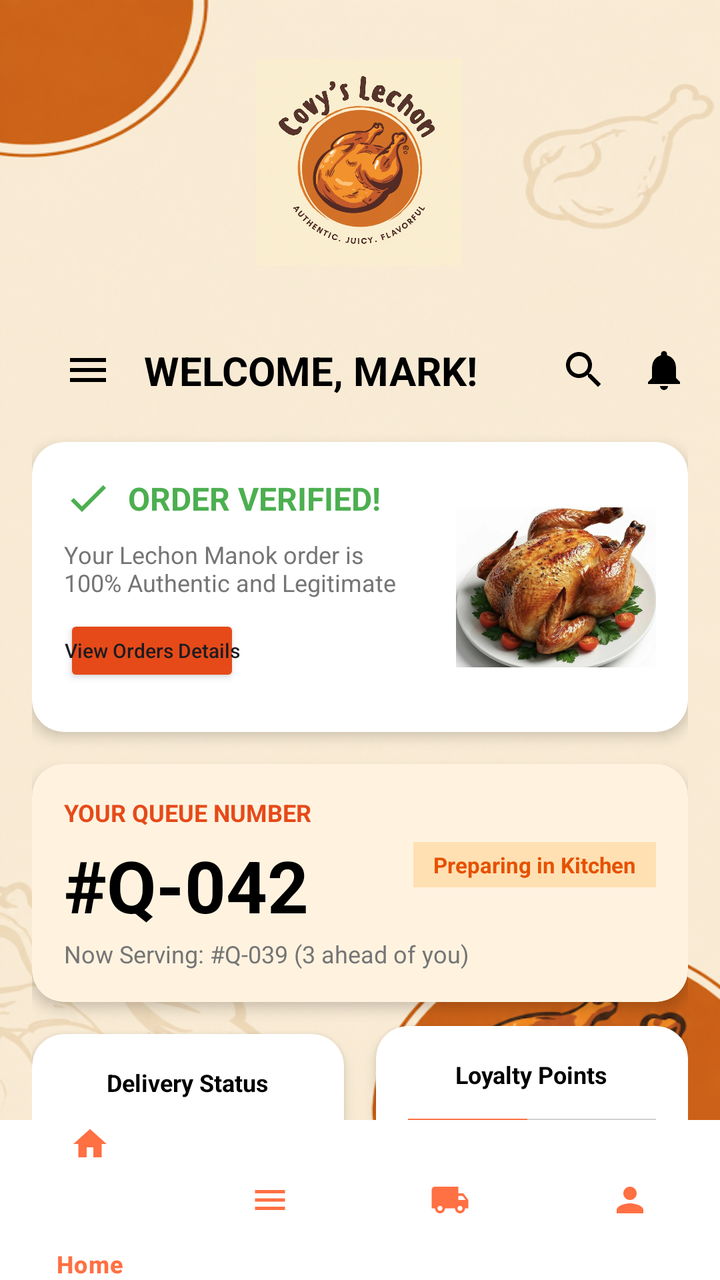
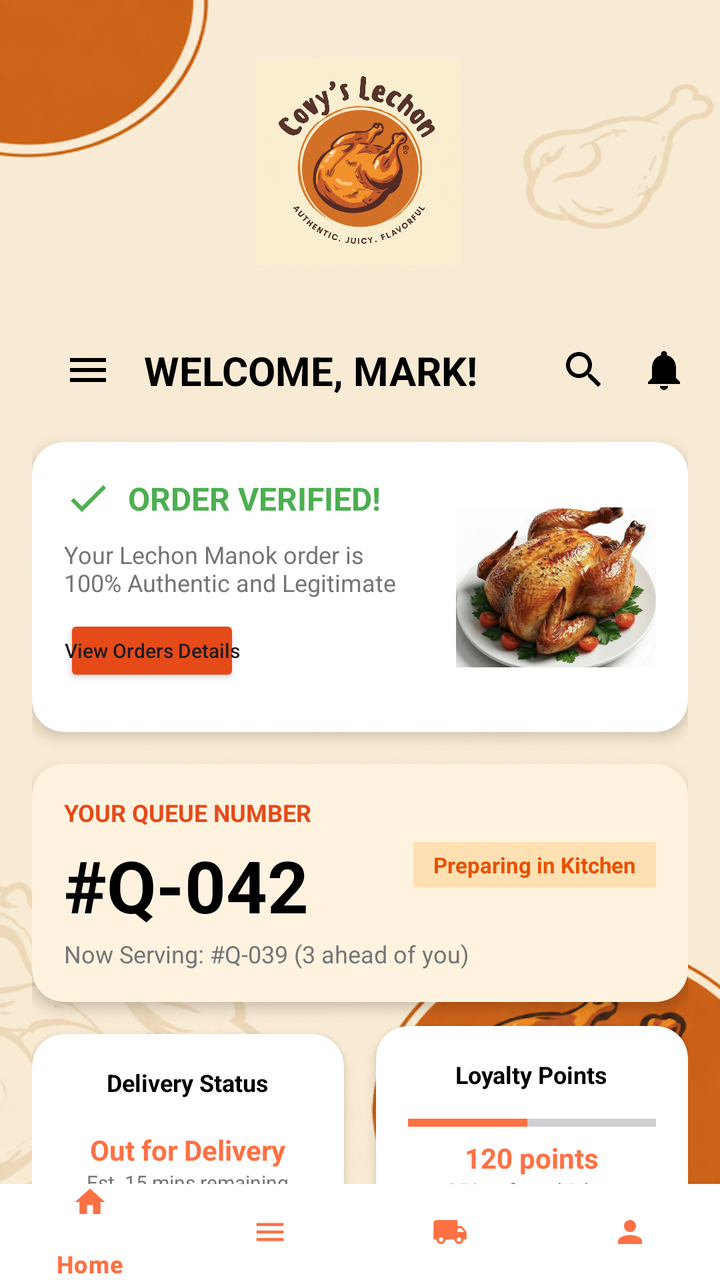

Before-and-after screenshots of an Android layout around one commit, followed by the original layout XML and the change that was made.
<!-- AndroidManifest.xml: application theme Theme.CoyvSplashScreen -->
<!-- res/layout/activity_dashboard.xml -->
<?xml version="1.0" encoding="utf-8"?>
<androidx.constraintlayout.widget.ConstraintLayout xmlns:android="http://schemas.android.com/apk/res/android"
    xmlns:app="http://schemas.android.com/apk/res-auto"
    xmlns:tools="http://schemas.android.com/tools"
    android:id="@+id/main"
    android:layout_width="match_parent"
    android:layout_height="match_parent"
    android:background="@drawable/signinbackgoundimage"
    tools:context=".DashBoardActivity">

    
    <View
        android:id="@+id/view_decoration"
        android:layout_width="200dp"
        android:layout_height="200dp"
        android:layout_marginStart="-80dp"
        android:layout_marginTop="-80dp"
        android:alpha="0.3"
        app:layout_constraintStart_toStartOf="parent"
        app:layout_constraintTop_toTopOf="parent" />

    <androidx.core.widget.NestedScrollView
        android:layout_width="match_parent"
        android:layout_height="0dp"
        app:layout_constraintBottom_toTopOf="@+id/bottom_navigation"
        app:layout_constraintTop_toTopOf="parent">

        <androidx.constraintlayout.widget.ConstraintLayout
            android:layout_width="match_parent"
            android:layout_height="wrap_content"
            android:padding="@dimen/padding_medium">

            

            <ImageView
                android:id="@+id/covylogo"
                android:layout_width="153dp"
                android:layout_height="103dp"
                android:layout_marginTop="10dp"
                android:layout_marginBottom="36dp"
                android:contentDescription="Covy Lechon Logo"
                android:src="@drawable/logo"
                app:layout_constraintBottom_toTopOf="@+id/tv_welcome"
                app:layout_constraintEnd_toEndOf="parent"
                app:layout_constraintHorizontal_bias="0.498"
                app:layout_constraintStart_toStartOf="parent"
                app:layout_constraintTop_toTopOf="parent" />

            
            <ImageButton
                android:id="@+id/btn_menu_top"
                android:layout_width="@dimen/icon_size"
                android:layout_height="@dimen/icon_size"
                android:layout_marginStart="16dp"
                android:layout_marginTop="157dp"
                android:layout_marginEnd="16dp"
                android:layout_marginBottom="24dp"
                android:background="?attr/selectableItemBackgroundBorderless"
                android:src="@drawable/ic_menu"
                app:layout_constraintBottom_toTopOf="@+id/cv_verified"
                app:layout_constraintEnd_toStartOf="@+id/tv_welcome"
                app:layout_constraintStart_toStartOf="parent"
                app:layout_constraintTop_toTopOf="parent" />

            <TextView
                android:id="@+id/tv_welcome"
                android:layout_width="wrap_content"
                android:layout_height="wrap_content"
                android:layout_marginStart="@dimen/padding_medium"
                android:text="WELCOME, MARK!"
                android:textColor="@color/black"
                android:textSize="20sp"
                android:textStyle="bold"
                app:layout_constraintBottom_toBottomOf="@+id/btn_menu_top"
                app:layout_constraintStart_toEndOf="@+id/btn_menu_top"
                app:layout_constraintTop_toTopOf="@+id/btn_menu_top" />

            <ImageButton
                android:id="@+id/btn_notification"
                android:layout_width="@dimen/icon_size"
                android:layout_height="@dimen/icon_size"
                android:background="?attr/selectableItemBackgroundBorderless"
                android:src="@drawable/ic_notifications"
                app:layout_constraintBottom_toBottomOf="@+id/btn_menu_top"
                app:layout_constraintEnd_toEndOf="parent"
                app:layout_constraintTop_toTopOf="@+id/btn_menu_top" />

            <ImageButton
                android:id="@+id/btn_search"
                android:layout_width="@dimen/icon_size"
                android:layout_height="@dimen/icon_size"
                android:layout_marginEnd="@dimen/padding_medium"
                android:background="?attr/selectableItemBackgroundBorderless"
                android:src="@drawable/ic_search"
                app:layout_constraintBottom_toBottomOf="@+id/btn_menu_top"
                app:layout_constraintEnd_toStartOf="@+id/btn_notification"
                app:layout_constraintTop_toTopOf="@+id/btn_menu_top" />

            
            <androidx.cardview.widget.CardView
                android:id="@+id/cv_verified"
                android:layout_width="match_parent"
                android:layout_height="wrap_content"
                android:layout_marginTop="@dimen/padding_large"
                app:cardCornerRadius="@dimen/corner_radius"
                app:cardElevation="@dimen/card_elevation"
                app:layout_constraintTop_toBottomOf="@+id/btn_menu_top">

                <androidx.constraintlayout.widget.ConstraintLayout
                    android:layout_width="match_parent"
                    android:layout_height="145dp"
                    android:padding="@dimen/padding_medium">

                    <ImageView
                        android:id="@+id/iv_check"
                        android:layout_width="24dp"
                        android:layout_height="24dp"
                        android:contentDescription="Verified"
                        android:src="@drawable/ic_check"
                        app:layout_constraintStart_toStartOf="parent"
                        app:layout_constraintTop_toTopOf="parent" />

                    <TextView
                        android:id="@+id/tv_verified_status"
                        android:layout_width="wrap_content"
                        android:layout_height="wrap_content"
                        android:layout_marginStart="@dimen/padding_small"
                        android:text="ORDER VERIFIED!"
                        android:textColor="@color/green_verified"
                        android:textSize="16sp"
                        android:textStyle="bold"
                        app:layout_constraintBottom_toBottomOf="@+id/iv_check"
                        app:layout_constraintStart_toEndOf="@+id/iv_check"
                        app:layout_constraintTop_toTopOf="@+id/iv_check" />

                    <TextView
                        android:id="@+id/tv_verified_desc"
                        android:layout_width="0dp"
                        android:layout_height="wrap_content"
                        android:layout_marginTop="@dimen/padding_small"
                        android:text="Your Lechon Manok order is\n100% Authentic and Legitimate"
                        android:textColor="@color/text_grey"
                        android:textSize="12sp"
                        app:layout_constraintEnd_toStartOf="@+id/iv_verified_chicken"
                        app:layout_constraintStart_toStartOf="parent"
                        app:layout_constraintTop_toBottomOf="@+id/iv_check" />

                    <Button
                        android:id="@+id/btn_view_details"
                        android:layout_width="wrap_content"
                        android:layout_height="36dp"
                        android:layout_marginTop="@dimen/padding_small"
                        android:backgroundTint="@color/orange_dark"
                        android:padding="0dp"
                        android:text="View Orders Details"
                        android:textAllCaps="false"
                        android:textSize="10sp"
                        app:layout_constraintStart_toStartOf="parent"
                        app:layout_constraintTop_toBottomOf="@+id/tv_verified_desc" />

                    <ImageView
                        android:id="@+id/iv_verified_chicken"
                        android:layout_width="100dp"
                        android:layout_height="80dp"
                        android:scaleType="centerCrop"
                        android:src="@drawable/f423b4974f4dd7924f11f1bad41bf1b4"
                        app:layout_constraintBottom_toBottomOf="parent"
                        app:layout_constraintEnd_toEndOf="parent"
                        app:layout_constraintTop_toTopOf="parent" />
                </androidx.constraintlayout.widget.ConstraintLayout>
            </androidx.cardview.widget.CardView>

            
            <androidx.cardview.widget.CardView
                android:id="@+id/cv_queue"
                android:layout_width="match_parent"
                android:layout_height="wrap_content"
                android:layout_marginTop="@dimen/padding_medium"
                app:cardBackgroundColor="#FFF3E0"
                app:cardCornerRadius="@dimen/corner_radius"
                app:cardElevation="@dimen/card_elevation"
                app:layout_constraintTop_toBottomOf="@+id/cv_verified">

                <androidx.constraintlayout.widget.ConstraintLayout
                    android:layout_width="match_parent"
                    android:layout_height="wrap_content"
                    android:padding="@dimen/padding_medium">

                    <TextView
                        android:id="@+id/tv_queue_title"
                        android:layout_width="wrap_content"
                        android:layout_height="wrap_content"
                        android:text="YOUR QUEUE NUMBER"
                        android:textColor="@color/orange_dark"
                        android:textSize="12sp"
                        android:textStyle="bold"
                        app:layout_constraintStart_toStartOf="parent"
                        app:layout_constraintTop_toTopOf="parent" />

                    <TextView
                        android:id="@+id/tv_queue_number"
                        android:layout_width="wrap_content"
                        android:layout_height="wrap_content"
                        android:layout_marginTop="4dp"
                        android:text="#Q-042"
                        android:textColor="@color/black"
                        android:textSize="36sp"
                        android:textStyle="bold"
                        app:layout_constraintStart_toStartOf="parent"
                        app:layout_constraintTop_toBottomOf="@+id/tv_queue_title" />

                    <TextView
                        android:id="@+id/tv_now_serving"
                        android:layout_width="wrap_content"
                        android:layout_height="wrap_content"
                        android:layout_marginTop="2dp"
                        android:text="Now Serving: #Q-039 (3 ahead of you)"
                        android:textColor="@color/text_grey"
                        android:textSize="12sp"
                        app:layout_constraintStart_toStartOf="parent"
                        app:layout_constraintTop_toBottomOf="@+id/tv_queue_number" />

                    <TextView
                        android:id="@+id/tv_queue_status_badge"
                        android:layout_width="wrap_content"
                        android:layout_height="wrap_content"
                        android:background="#FFE0B2"
                        android:paddingHorizontal="10dp"
                        android:paddingVertical="4dp"
                        android:text="Preparing in Kitchen"
                        android:textColor="#E65100"
                        android:textSize="11sp"
                        android:textStyle="bold"
                        app:layout_constraintBottom_toBottomOf="@+id/tv_queue_number"
                        app:layout_constraintEnd_toEndOf="parent"
                        app:layout_constraintTop_toTopOf="@+id/tv_queue_title" />

                </androidx.constraintlayout.widget.ConstraintLayout>
            </androidx.cardview.widget.CardView>

            
            <androidx.cardview.widget.CardView
                android:id="@+id/cv_status"
                android:layout_width="0dp"
                android:layout_height="wrap_content"
                android:layout_marginTop="@dimen/padding_medium"
                android:layout_marginEnd="@dimen/padding_small"
                app:cardCornerRadius="@dimen/corner_radius"
                app:cardElevation="@dimen/card_elevation"
                app:layout_constraintEnd_toStartOf="@+id/cv_loyalty"
                app:layout_constraintStart_toStartOf="parent"
                app:layout_constraintTop_toBottomOf="@+id/cv_queue">

                <LinearLayout
                    android:layout_width="match_parent"
                    android:layout_height="wrap_content"
                    android:gravity="center"
                    android:orientation="vertical"
                    android:padding="@dimen/padding_medium">

                    <TextView
                        android:layout_width="wrap_content"
                        android:layout_height="wrap_content"
                        android:text="Delivery Status"
                        android:textColor="@color/black"
                        android:textSize="12sp"
                        android:textStyle="bold" />

                    <TextView
                        android:layout_width="wrap_content"
                        android:layout_height="wrap_content"
                        android:layout_marginTop="16dp"
                        android:text="Out for Delivery"
                        android:textColor="@color/orange_primary"
                        android:textSize="14sp"
                        android:textStyle="bold" />

                    <TextView
                        android:layout_width="wrap_content"
                        android:layout_height="wrap_content"
                        android:text="Est. 15 mins remaining"
                        android:textColor="@color/text_grey"
                        android:textSize="10sp" />
                </LinearLayout>
            </androidx.cardview.widget.CardView>

            <androidx.cardview.widget.CardView
                android:id="@+id/cv_loyalty"
                android:layout_width="0dp"
                android:layout_height="wrap_content"
                android:layout_marginStart="@dimen/padding_small"
                app:cardCornerRadius="@dimen/corner_radius"
                app:cardElevation="@dimen/card_elevation"
                app:layout_constraintBottom_toBottomOf="@+id/cv_status"
                app:layout_constraintEnd_toEndOf="parent"
                app:layout_constraintStart_toEndOf="@+id/cv_status"
                app:layout_constraintTop_toTopOf="@+id/cv_status">

                <LinearLayout
                    android:layout_width="match_parent"
                    android:layout_height="wrap_content"
                    android:gravity="center"
                    android:orientation="vertical"
                    android:padding="@dimen/padding_medium">

                    <TextView
                        android:layout_width="wrap_content"
                        android:layout_height="wrap_content"
                        android:text="Loyalty Points"
                        android:textColor="@color/black"
                        android:textSize="12sp"
                        android:textStyle="bold" />

                    <ProgressBar
                        style="?android:attr/progressBarStyleHorizontal"
                        android:layout_width="match_parent"
                        android:layout_height="wrap_content"
                        android:layout_marginTop="@dimen/padding_small"
                        android:progress="120"
                        android:max="250"
                        android:progressTint="@color/orange_primary" />

                    <TextView
                        android:layout_width="wrap_content"
                        android:layout_height="wrap_content"
                        android:text="120 points"
                        android:textColor="@color/orange_primary"
                        android:textSize="14sp"
                        android:textStyle="bold" />

                    <TextView
                        android:layout_width="wrap_content"
                        android:layout_height="wrap_content"
                        android:text="250 to free chicken"
                        android:textColor="@color/text_grey"
                        android:textSize="10sp" />
                </LinearLayout>
            </androidx.cardview.widget.CardView>

            
            <TextView
                android:id="@+id/tv_recent_orders"
                android:layout_width="wrap_content"
                android:layout_height="wrap_content"
                android:layout_marginTop="@dimen/padding_large"
                android:text="My Recent Orders"
                android:textSize="18sp"
                android:textStyle="bold"
                app:layout_constraintStart_toStartOf="parent"
                app:layout_constraintTop_toBottomOf="@+id/cv_status" />

            <TextView
                android:id="@+id/tv_view_all"
                android:layout_width="wrap_content"
                android:layout_height="wrap_content"
                android:text="View All"
                android:textColor="@color/orange_primary"
                app:layout_constraintBottom_toBottomOf="@+id/tv_recent_orders"
                app:layout_constraintEnd_toEndOf="parent"
                app:layout_constraintTop_toTopOf="@+id/tv_recent_orders" />

            <androidx.cardview.widget.CardView
                android:id="@+id/cv_order_item"
                android:layout_width="match_parent"
                android:layout_height="wrap_content"
                android:layout_marginTop="@dimen/padding_medium"
                app:cardCornerRadius="@dimen/corner_radius"
                app:cardElevation="@dimen/card_elevation"
                app:layout_constraintTop_toBottomOf="@+id/tv_recent_orders">

                <androidx.constraintlayout.widget.ConstraintLayout
                    android:layout_width="match_parent"
                    android:layout_height="wrap_content"
                    android:padding="@dimen/padding_small">

                    <androidx.cardview.widget.CardView
                        android:id="@+id/cv_order_img_container"
                        android:layout_width="80dp"
                        android:layout_height="80dp"
                        app:cardCornerRadius="8dp"
                        app:layout_constraintStart_toStartOf="parent"
                        app:layout_constraintTop_toTopOf="parent">

                        <ImageView
                            android:id="@+id/iv_order_img"
                            android:layout_width="match_parent"
                            android:layout_height="match_parent"
                            android:contentDescription="Order Image"
                            android:scaleType="centerCrop"
                            android:src="@drawable/f423b4974f4dd7924f11f1bad41bf1b4" />
                    </androidx.cardview.widget.CardView>

                    <TextView
                        android:id="@+id/tv_order_name"
                        android:layout_width="0dp"
                        android:layout_height="wrap_content"
                        android:layout_marginStart="@dimen/padding_medium"
                        android:text="Lechon Manok (Whole)"
                        android:textColor="@color/black"
                        android:textStyle="bold"
                        app:layout_constraintEnd_toStartOf="@+id/iv_order_arrow"
                        app:layout_constraintStart_toEndOf="@+id/cv_order_img_container"
                        app:layout_constraintTop_toTopOf="parent" />

                    <TextView
                        android:id="@+id/tv_order_id"
                        android:layout_width="wrap_content"
                        android:layout_height="wrap_content"
                        android:text="ID: #123"
                        android:textColor="@color/text_grey"
                        android:textSize="12sp"
                        app:layout_constraintStart_toStartOf="@+id/tv_order_name"
                        app:layout_constraintTop_toBottomOf="@+id/tv_order_name" />

                    <TextView
                        android:id="@+id/tv_order_date"
                        android:layout_width="wrap_content"
                        android:layout_height="wrap_content"
                        android:text="Dec 23, 2023 - 10:30 AM"
                        android:textColor="@color/text_grey"
                        android:textSize="12sp"
                        app:layout_constraintStart_toStartOf="@+id/tv_order_name"
                        app:layout_constraintTop_toBottomOf="@+id/tv_order_id" />

                    <TextView
                        android:id="@+id/tv_order_status"
                        android:layout_width="wrap_content"
                        android:layout_height="wrap_content"
                        android:layout_marginTop="4dp"
                        android:background="#D5F5E3"
                        android:paddingHorizontal="8dp"
                        android:paddingVertical="2dp"
                        android:text="Delivered"
                        android:textColor="#27AE60"
                        android:textSize="10sp"
                        android:textStyle="bold"
                        app:layout_constraintStart_toStartOf="@+id/tv_order_name"
                        app:layout_constraintTop_toBottomOf="@+id/tv_order_date" />

                    <ImageView
                        android:id="@+id/iv_order_arrow"
                        android:layout_width="24dp"
                        android:layout_height="24dp"
                        android:src="@android:drawable/ic_media_play"
                        app:layout_constraintBottom_toBottomOf="parent"
                        app:layout_constraintEnd_toEndOf="parent"
                        app:layout_constraintTop_toTopOf="parent"
                        app:tint="@color/black" />
                </androidx.constraintlayout.widget.ConstraintLayout>
            </androidx.cardview.widget.CardView>

            
            <Button
                android:id="@+id/btn_place_order"
                android:layout_width="match_parent"
                android:layout_height="60dp"
                android:layout_marginTop="10dp"
                android:layout_marginBottom="4dp"
                android:backgroundTint="@color/orange_primary"
                android:text="Place New Order"
                android:textColor="@color/white"
                app:cornerRadius="@dimen/corner_radius"
                app:layout_constraintBottom_toBottomOf="parent"
                app:layout_constraintTop_toBottomOf="@+id/cv_order_item"
                app:layout_constraintVertical_bias="0.0"
                tools:layout_editor_absoluteX="16dp" />

        </androidx.constraintlayout.widget.ConstraintLayout>
    </androidx.core.widget.NestedScrollView>

    <com.google.android.material.bottomnavigation.BottomNavigationView
        android:id="@+id/bottom_navigation"
        android:layout_width="match_parent"
        android:layout_height="wrap_content"
        android:background="@color/white"
        app:itemIconTint="@color/orange_primary"
        app:itemTextColor="@color/orange_primary"
        app:itemIconSize="20dp"
        app:itemPaddingTop="2dp"
        app:itemPaddingBottom="2dp"
        app:layout_constraintBottom_toBottomOf="parent"
        app:menu="@menu/bottom_nav_menu" />

</androidx.constraintlayout.widget.ConstraintLayout>
<!-- resources referenced by this layout -->
<resources>
  <color name="black">#FF000000</color>
  <color name="green_verified">#4CAF50</color>
  <color name="orange_dark">#E64A19</color>
  <color name="orange_primary">#FF7043</color>
  <color name="text_grey">#757575</color>
  <color name="white">#FFFFFFFF</color>
  <dimen name="card_elevation">4dp</dimen>
  <dimen name="corner_radius">16dp</dimen>
  <dimen name="icon_size">24dp</dimen>
  <dimen name="padding_large">24dp</dimen>
  <dimen name="padding_medium">16dp</dimen>
  <dimen name="padding_small">8dp</dimen>
  <!-- drawable f423b4974f4dd7924f11f1bad41bf1b4: jpg bitmap (drawable, 122413 bytes) -->
  <!-- drawable ic_check (drawable) -->
  <vector xmlns:android="http://schemas.android.com/apk/res/android"
      android:width="24dp"
      android:height="24dp"
      android:viewportWidth="24"
      android:viewportHeight="24">
      <path
          android:fillColor="#4CAF50"
          android:pathData="M9,16.17L4.83,12l-1.42,1.41L9,19 21,7l-1.41,-1.41z" />
  </vector>
  <!-- drawable ic_menu (drawable) -->
  <vector xmlns:android="http://schemas.android.com/apk/res/android"
      android:width="24dp"
      android:height="24dp"
      android:viewportWidth="24"
      android:viewportHeight="24">
      <path
          android:fillColor="#000000"
          android:pathData="M3,18h18v-2H3V18z M3,13h18v-2H3V13z M3,6v2h18V6H3z" />
  </vector>
  <!-- drawable ic_notifications (drawable) -->
  <vector xmlns:android="http://schemas.android.com/apk/res/android"
      android:width="24dp"
      android:height="24dp"
      android:viewportWidth="24"
      android:viewportHeight="24">
      <path
          android:fillColor="#000000"
          android:pathData="M12,22c1.1,0 2,-0.9 2,-2h-4c0,1.1 0.89,2 2,2zm6,-6v-5c0,-3.07 -1.64,-5.64 -4.5,-6.32V4c0,-0.83 -0.67,-1.5 -1.5,-1.5s-1.5,0.67 -1.5,1.5v0.68C7.63,5.36 6,7.92 6,11v5l-2,2v1h16v-1l-2,-2z" />
  </vector>
  <!-- drawable ic_search (drawable) -->
  <vector xmlns:android="http://schemas.android.com/apk/res/android"
      android:width="24dp"
      android:height="24dp"
      android:viewportWidth="24"
      android:viewportHeight="24">
      <path
          android:fillColor="#000000"
          android:pathData="M15.5,14h-0.79l-0.28,-0.27C15.41,12.59 16,11.11 16,9.5 16,5.91 13.09,3 9.5,3S3,5.91 3,9.5 5.91,16 9.5,16c1.61,0 3.09,-0.59 4.23,-1.57l0.27,0.28v0.79l5,4.99L20.49,19l-4.99,-5zm-6,0C7.01,14 5,11.99 5,9.5S7.01,5 9.5,5 14,7.01 14,9.5 11.99,14 9.5,14z" />
  </vector>
  <!-- drawable logo: jpg bitmap (drawable, 98396 bytes) -->
  <!-- drawable signinbackgoundimage: png bitmap (drawable, 391030 bytes) -->
  <style name="Theme.CoyvSplashScreen" parent="Base.Theme.CoyvSplashScreen" />
  <style name="Base.Theme.CoyvSplashScreen" parent="Theme.Material3.DayNight.NoActionBar">
          
          
      </style>
</resources>

<!-- the commit's change to res/layout/activity_dashboard.xml (unified diff, before → after) -->
@@ -471,13 +471,13 @@
     <com.google.android.material.bottomnavigation.BottomNavigationView
         android:id="@+id/bottom_navigation"
         android:layout_width="match_parent"
-        android:layout_height="wrap_content"
+        android:layout_height="48dp"
         android:background="@color/white"
         app:itemIconTint="@color/orange_primary"
         app:itemTextColor="@color/orange_primary"
-        app:itemIconSize="20dp"
-        app:itemPaddingTop="2dp"
-        app:itemPaddingBottom="2dp"
+        app:itemIconSize="18dp"
+        app:itemPaddingTop="0dp"
+        app:itemPaddingBottom="0dp"
         app:layout_constraintBottom_toBottomOf="parent"
         app:menu="@menu/bottom_nav_menu" />
 
